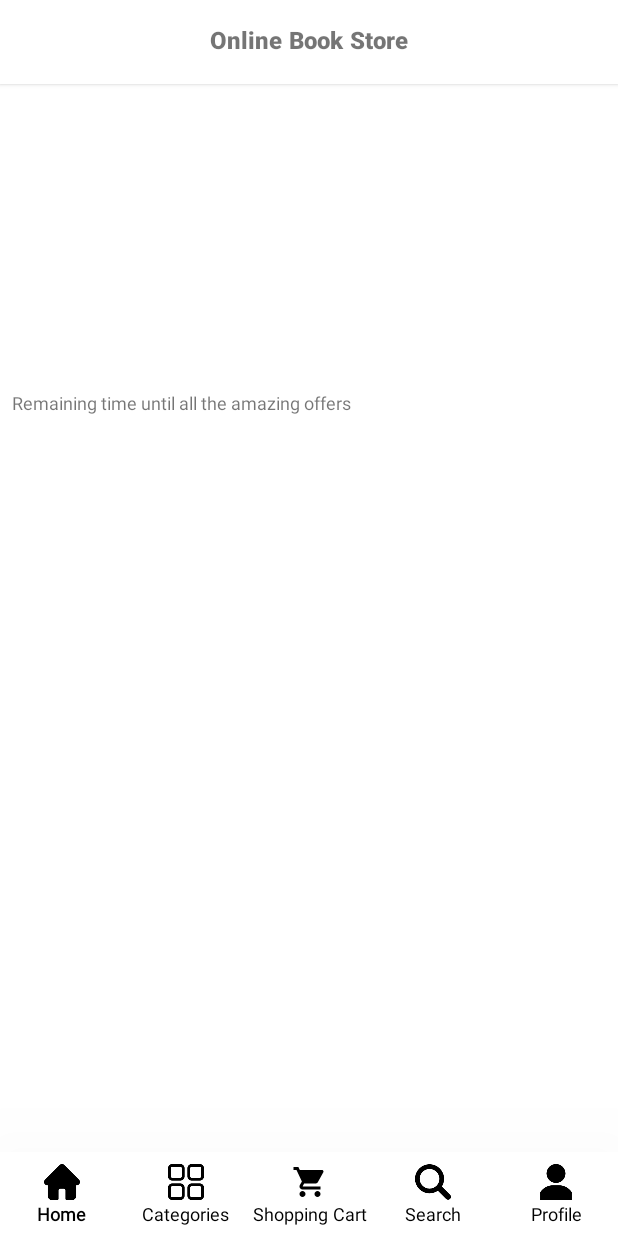
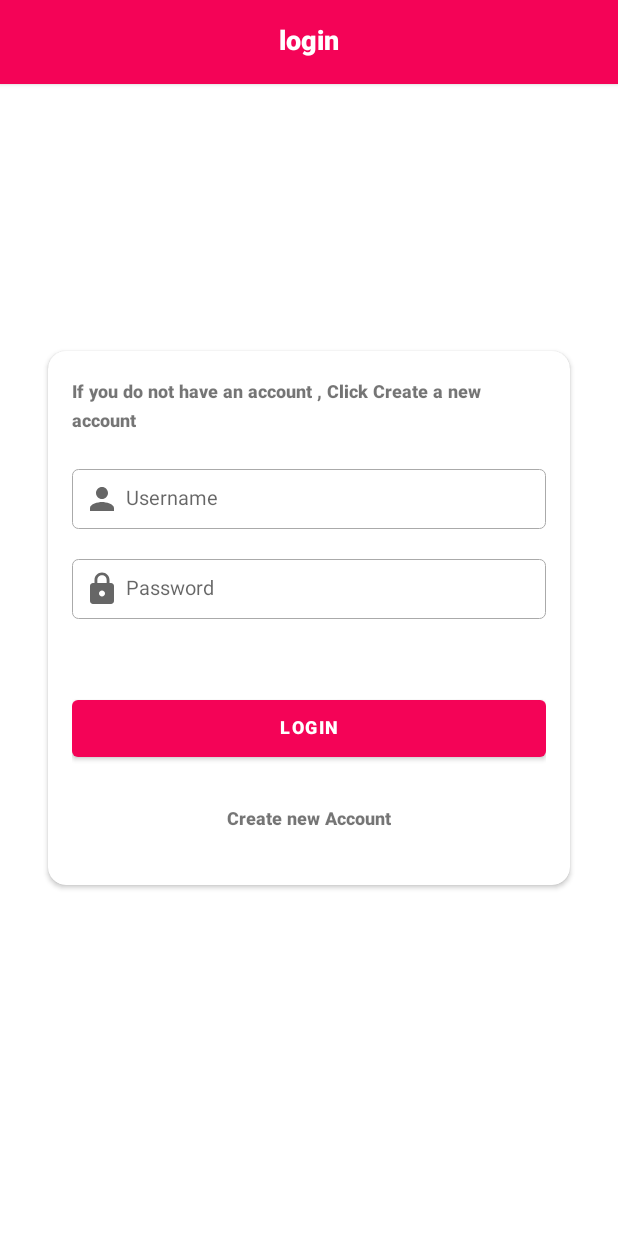
Before and after one commit to mamad2050/BookShop, an Android app: the screen it shows after launch (HomeActivity before the commit, LoginActivity after it), on a phone screen of 412 x 824 dp. Run offline under Robolectric (Android 15) with nearby library versions, the phone set to English and light mode, and no system bars.

Commit message:
create login page ui

```diff
--- a/app/build.gradle
+++ b/app/build.gradle
@@ -33,6 +33,9 @@ dependencies {
     implementation 'androidx.appcompat:appcompat:1.3.0'
     implementation 'com.squareup.picasso:picasso:2.71828'
     implementation 'com.github.bumptech.glide:glide:4.12.0'
+    implementation 'androidx.annotation:annotation:1.1.0'
+    implementation 'androidx.lifecycle:lifecycle-livedata-ktx:2.2.0'
+    implementation 'androidx.lifecycle:lifecycle-viewmodel-ktx:2.2.0'
     annotationProcessor 'com.github.bumptech.glide:compiler:4.12.0'
     implementation 'com.github.smarteist:autoimageslider:1.4.0'
     implementation 'com.github.smarteist:autoimageslider:1.4.0-appcompat'
--- /dev/null
+++ b/app/src/main/java/com/example/bookshop/Activity/LoginActivity.java
@@ -0,0 +1,16 @@
+package com.example.bookshop.Activity;
+
+import androidx.appcompat.app.AppCompatActivity;
+
+import android.os.Bundle;
+
+import com.example.bookshop.R;
+
+public class LoginActivity extends AppCompatActivity {
+
+    @Override
+    protected void onCreate(Bundle savedInstanceState) {
+        super.onCreate(savedInstanceState);
+        setContentView(R.layout.activity_login);
+    }
+}
--- /dev/null
+++ b/app/src/main/java/com/example/bookshop/Activity/RegisterActivity.java
@@ -0,0 +1,16 @@
+package com.example.bookshop.Activity;
+
+import androidx.appcompat.app.AppCompatActivity;
+
+import android.os.Bundle;
+
+import com.example.bookshop.R;
+
+public class RegisterActivity extends AppCompatActivity {
+
+    @Override
+    protected void onCreate(Bundle savedInstanceState) {
+        super.onCreate(savedInstanceState);
+        setContentView(R.layout.activity_register);
+    }
+}
--- a/app/src/main/res/drawable/bg_bottom_nav.xml
+++ b/app/src/main/res/drawable/bg_bottom_nav.xml
@@ -1,10 +1,11 @@
 <?xml version="1.0" encoding="utf-8"?>
 <shape xmlns:android="http://schemas.android.com/apk/res/android">
 
-    <solid android:color="@color/bottom_nav_color" />
+    <solid android:color="@color/toolBarColor" />
     <corners
         android:topLeftRadius="8dp"
         android:topRightRadius="8dp" />
 
 
+
 </shape>
--- /dev/null
+++ b/app/src/main/res/drawable/bg_edittext.xml
@@ -0,0 +1,11 @@
+<?xml version="1.0" encoding="utf-8"?>
+<shape xmlns:android="http://schemas.android.com/apk/res/android">
+    <stroke
+        android:width="0.5dp"
+        android:color="@android:color/darker_gray"/>
+    <corners android:radius="4dp"/>
+    <padding android:left="8dp"
+        android:right="8dp"
+        android:bottom="8dp"
+        android:top="8dp"/>
+</shape>
--- /dev/null
+++ b/app/src/main/res/drawable/ic_baseline_keyboard_backspace_24.xml
@@ -0,0 +1,10 @@
+<vector xmlns:android="http://schemas.android.com/apk/res/android"
+    android:width="24dp"
+    android:height="24dp"
+    android:viewportWidth="24"
+    android:viewportHeight="24"
+    android:tint="?attr/colorControlNormal">
+  <path
+      android:fillColor="@android:color/white"
+      android:pathData="M21,11H6.83l3.58,-3.59L9,6l-6,6 6,6 1.41,-1.41L6.83,13H21z"/>
+</vector>
--- /dev/null
+++ b/app/src/main/res/drawable/ic_baseline_lock_24.xml
@@ -0,0 +1,10 @@
+<vector xmlns:android="http://schemas.android.com/apk/res/android"
+    android:width="24dp"
+    android:height="24dp"
+    android:viewportWidth="24"
+    android:viewportHeight="24"
+    android:tint="?attr/colorControlNormal">
+  <path
+      android:fillColor="@android:color/white"
+      android:pathData="M18,8h-1L17,6c0,-2.76 -2.24,-5 -5,-5S7,3.24 7,6v2L6,8c-1.1,0 -2,0.9 -2,2v10c0,1.1 0.9,2 2,2h12c1.1,0 2,-0.9 2,-2L20,10c0,-1.1 -0.9,-2 -2,-2zM12,17c-1.1,0 -2,-0.9 -2,-2s0.9,-2 2,-2 2,0.9 2,2 -0.9,2 -2,2zM15.1,8L8.9,8L8.9,6c0,-1.71 1.39,-3.1 3.1,-3.1 1.71,0 3.1,1.39 3.1,3.1v2z"/>
+</vector>
--- /dev/null
+++ b/app/src/main/res/drawable/ic_baseline_person_24.xml
@@ -0,0 +1,10 @@
+<vector xmlns:android="http://schemas.android.com/apk/res/android"
+    android:width="24dp"
+    android:height="24dp"
+    android:viewportWidth="24"
+    android:viewportHeight="24"
+    android:tint="?attr/colorControlNormal">
+  <path
+      android:fillColor="@android:color/white"
+      android:pathData="M12,12c2.21,0 4,-1.79 4,-4s-1.79,-4 -4,-4 -4,1.79 -4,4 1.79,4 4,4zM12,14c-2.67,0 -8,1.34 -8,4v2h16v-2c0,-2.66 -5.33,-4 -8,-4z"/>
+</vector>
--- a/app/src/main/res/layout/activity_home.xml
+++ b/app/src/main/res/layout/activity_home.xml
@@ -8,10 +8,11 @@
     tools:context=".HomeActivity">
 
     <RelativeLayout
+
         android:id="@+id/toolbar"
         android:layout_width="match_parent"
         android:layout_height="?attr/actionBarSize"
-        android:background="@color/white"
+        android:background="@color/toolBarColor"
         android:elevation="2dp"
         android:padding="8dp"
         app:layout_constraintEnd_toEndOf="parent"
@@ -20,14 +21,11 @@
 
         <TextView
             android:id="@+id/txt_shop_name"
+            style="@style/toolbarTitleStyle"
             android:layout_width="wrap_content"
             android:layout_height="wrap_content"
             android:layout_centerInParent="true"
-            android:fontFamily="@font/iransans_black"
-            android:text="@string/online_book_store"
-
-            android:textSize="16sp"
-            android:textStyle="bold" />
+            android:text="@string/online_book_store" />
 
 
     </RelativeLayout>
@@ -49,13 +47,14 @@
         android:layout_width="match_parent"
         android:layout_height="?attr/actionBarSize"
         android:layout_alignParentBottom="true"
-        android:background="#ffffff"
+        android:background="@color/toolBarColor"
+        android:elevation="10dp"
         app:elevation="100dp"
-        app:itemIconTint="@color/black"
-        app:itemRippleColor="@color/black"
+        app:itemIconTint="@color/white"
+        app:itemRippleColor="@color/white"
         app:itemTextAppearanceActive="@style/BottomNavigationViewTextStyle"
         app:itemTextAppearanceInactive="@style/BottomNavigationViewTextStyle"
-        app:itemTextColor="@color/black"
+        app:itemTextColor="@color/white"
         app:labelVisibilityMode="labeled"
         app:layout_constraintBottom_toBottomOf="parent"
         app:layout_constraintLeft_toLeftOf="parent"
--- /dev/null
+++ b/app/src/main/res/layout/activity_login.xml
@@ -0,0 +1,104 @@
+<?xml version="1.0" encoding="utf-8"?>
+<RelativeLayout xmlns:android="http://schemas.android.com/apk/res/android"
+    xmlns:app="http://schemas.android.com/apk/res-auto"
+    xmlns:tools="http://schemas.android.com/tools"
+    android:layout_width="match_parent"
+    android:layout_height="match_parent"
+    tools:context=".Activity.LoginActivity">
+
+    <RelativeLayout
+        android:id="@+id/loginActivity_toolbar"
+        android:layout_width="match_parent"
+        android:layout_height="?attr/actionBarSize"
+        android:background="@color/toolBarColor"
+        android:elevation="2dp"
+        app:layout_constraintEnd_toEndOf="parent"
+        app:layout_constraintStart_toStartOf="parent"
+        app:layout_constraintTop_toTopOf="parent">
+
+        <TextView
+            android:id="@+id/txt_shop_name"
+            style="@style/toolbarTitleStyle"
+
+            android:layout_width="wrap_content"
+            android:layout_height="wrap_content"
+            android:layout_centerInParent="true"
+            android:layout_centerVertical="true"
+            android:fontFamily="@font/iransans_black"
+            android:gravity="center_horizontal"
+            android:text="@string/login_text" />
+
+
+    </RelativeLayout>
+
+    <androidx.cardview.widget.CardView
+        android:layout_width="match_parent"
+        android:layout_height="wrap_content"
+        android:layout_centerInParent="true"
+        android:layout_margin="32dp"
+        app:cardCornerRadius="12dp"
+        app:cardElevation="2dp">
+
+        <LinearLayout
+            android:layout_width="match_parent"
+            android:layout_height="match_parent"
+            android:orientation="vertical"
+            android:padding="16dp">
+
+            <TextView
+                style="@style/titleStyle"
+                android:layout_width="wrap_content"
+                android:layout_height="wrap_content"
+                android:layout_gravity="center_horizontal"
+                android:gravity="center_vertical"
+                android:lineSpacingExtra="4dp"
+                android:text="@string/login_card_header_texx" />
+
+
+            <EditText
+
+                android:id="@+id/loginActivity_edt_user"
+                style="@style/editTextStyle"
+                android:layout_width="match_parent"
+                android:layout_height="wrap_content"
+                android:layout_marginTop="20dp"
+                android:background="@drawable/bg_edittext"
+                android:drawableStart="@drawable/ic_baseline_person_24"
+                android:hint="@string/username" />
+
+            <EditText
+                android:id="@+id/loginActivity_edt_phone"
+                style="@style/editTextStyle"
+                android:layout_width="match_parent"
+                android:layout_height="wrap_content"
+                android:layout_marginTop="20dp"
+                android:background="@drawable/bg_edittext"
+                android:drawableStart="@drawable/ic_baseline_lock_24"
+                android:hint="@string/password" />
+
+
+            <Button
+                android:id="@+id/loginActivity_btn_login"
+                style="@style/buttonStyle"
+                android:layout_width="match_parent"
+                android:layout_height="50dp"
+                android:layout_marginTop="48dp"
+                android:text="@string/login" />
+
+
+            <TextView
+                style="@style/titleStyle"
+                android:layout_width="wrap_content"
+                android:layout_height="wrap_content"
+                android:layout_gravity="center_horizontal"
+                android:layout_marginTop="24dp"
+                android:layout_marginBottom="16dp"
+                android:text="@string/new_account" />
+
+        </LinearLayout>
+
+
+    </androidx.cardview.widget.CardView>
+
+
+</RelativeLayout>
--- /dev/null
+++ b/app/src/main/res/layout/activity_register.xml
@@ -0,0 +1,9 @@
+<?xml version="1.0" encoding="utf-8"?>
+<androidx.constraintlayout.widget.ConstraintLayout xmlns:android="http://schemas.android.com/apk/res/android"
+    xmlns:app="http://schemas.android.com/apk/res-auto"
+    xmlns:tools="http://schemas.android.com/tools"
+    android:layout_width="match_parent"
+    android:layout_height="match_parent"
+    tools:context=".Activity.RegisterActivity">
+
+</androidx.constraintlayout.widget.ConstraintLayout>
--- a/app/src/main/res/values/colors.xml
+++ b/app/src/main/res/values/colors.xml
@@ -1,11 +1,12 @@
 <?xml version="1.0" encoding="utf-8"?>
 <resources>
     <color name="purple_200">#FFBB86FC</color>
-    <color name="colorPrimary">#03A9F4</color>
+    <color name="colorPrimary">#F40357</color>
     <color name="purple_700">#FF3700B3</color>
     <color name="teal_200">#FF03DAC5</color>
     <color name="teal_700">#FF018786</color>
     <color name="black">#FF000000</color>
     <color name="white">#FFFFFFFF</color>
-    <color name="bottom_nav_color">#F8F3F3</color>
+    <color name="toolBarColor">@color/colorPrimary</color>
+    <color name="editText_textColor">@color/black</color>
 </resources>
--- /dev/null
+++ b/app/src/main/res/values/dimens.xml
@@ -0,0 +1,5 @@
+<resources>
+    <!-- Default screen margins, per the Android Design guidelines. -->
+    <dimen name="activity_horizontal_margin">16dp</dimen>
+    <dimen name="activity_vertical_margin">16dp</dimen>
+</resources>
--- a/app/src/main/res/values/strings.xml
+++ b/app/src/main/res/values/strings.xml
@@ -8,4 +8,10 @@
     <string name="nav_profile">Profile</string>
     <string name="home_fragment_offer_textView">Remaining time until all the amazing offers</string>
     <string name="nav_shopping_cart">Shopping Cart</string>
+    <string name="login_text">login</string>
+    <string name="login_card_header_texx">If you do not have an account , Click Create a new account</string>
+    <string name="username">Username</string>
+    <string name="password">Password</string>
+    <string name="login">Login</string>
+    <string name="new_account">Create new Account</string>
 </resources>
--- a/app/src/main/res/values/themes.xml
+++ b/app/src/main/res/values/themes.xml
@@ -2,13 +2,37 @@
     <!-- Base application theme. -->
 
     <style name="BottomNavigationViewTextStyle">
-
         <item name="android:fontFamily">@font/iransans</item>
         <item name="android:textSize">12sp</item>
+    </style>
+
+    <style name="toolbarTitleStyle">
+        <item name="android:fontFamily">@font/iransans_black</item>
+        <item name="android:textSize">18sp</item>
+        <item name="android:textColor">@color/white</item>
+    </style>
 
 
+    <style name="titleStyle">
+        <item name="android:fontFamily">@font/iransans_black</item>
+        <item name="android:textSize">12sp</item>
+    </style>
 
+    <style name="buttonStyle">
+        <item name="background">@color/colorPrimary</item>
+        <item name="android:fontFamily">@font/iransans_black</item>
+        <item name="android:textSize">12sp</item>
     </style>
+
+    <style name="editTextStyle">
+        <item name="android:textColor">@color/black</item>
+        <item name="android:fontFamily">@font/iransans</item>
+        <item name="android:textSize">13sp</item>
+        <item name="android:drawablePadding">4dp</item>
+        <item name="hintTextAppearance">@style/titleStyle</item>
+    </style>
+
+
 
     <style name="Theme.BookShop" parent="Theme.MaterialComponents.DayNight.NoActionBar">
         <!-- Primary brand color. -->
```
Also changed, not shown: app/src/main/AndroidManifest.xml (+12 -4 lines), 1 other file.
